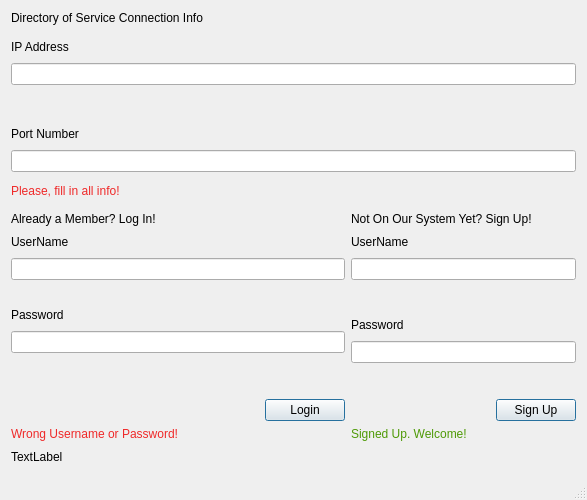
Qt form mainwindow.ui (hassan-kandil/DistImage) before a commit.
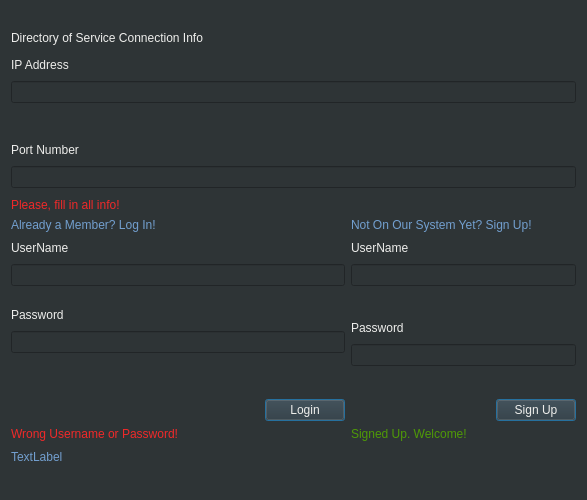
The same form after that commit.

```diff
--- a/mainwindow.ui
+++ b/mainwindow.ui
@@ -11,14 +11,37 @@
    </rect>
   </property>
   <property name="windowTitle">
-   <string>DistImage</string>
+   <string>InstaDist</string>
+  </property>
+  <property name="styleSheet">
+   <string notr="true">background-color: rgb(46, 52, 54)
+</string>
   </property>
   <widget class="QWidget" name="centralWidget">
    <layout class="QVBoxLayout" name="verticalLayout_4">
     <item>
      <layout class="QVBoxLayout" name="verticalLayout_3">
+      <item>
+       <widget class="QLabel" name="label">
+        <property name="text">
+         <string/>
+        </property>
+        <property name="scaledContents">
+         <bool>false</bool>
+        </property>
+        <property name="alignment">
+         <set>Qt::AlignCenter</set>
+        </property>
+        <property name="wordWrap">
+         <bool>true</bool>
+        </property>
+       </widget>
+      </item>
       <item>
        <widget class="QLabel" name="lbl_dos_info">
+        <property name="styleSheet">
+         <string notr="true">color: rgb(238, 238, 236)</string>
+        </property>
         <property name="text">
          <string>Directory of Service Connection Info</string>
         </property>
@@ -41,6 +64,9 @@
        <layout class="QHBoxLayout" name="horizontalLayout_5">
         <item>
          <widget class="QLabel" name="lbl_dos_ip">
+          <property name="styleSheet">
+           <string notr="true">color: rgb(238, 238, 236)</string>
+          </property>
           <property name="text">
            <string>IP Address</string>
           </property>
@@ -62,7 +88,11 @@
        </layout>
       </item>
       <item>
-       <widget class="QLineEdit" name="line_dos_ip"/>
+       <widget class="QLineEdit" name="line_dos_ip">
+        <property name="styleSheet">
+         <string notr="true">color: rgb(238, 238, 236)</string>
+        </property>
+       </widget>
       </item>
       <item>
        <spacer name="verticalSpacer">
@@ -81,6 +111,9 @@
        <layout class="QHBoxLayout" name="horizontalLayout_6">
         <item>
          <widget class="QLabel" name="lbl_dos_port">
+          <property name="styleSheet">
+           <string notr="true">color: rgb(238, 238, 236)</string>
+          </property>
           <property name="text">
            <string>Port Number</string>
           </property>
@@ -102,7 +135,11 @@
        </layout>
       </item>
       <item>
-       <widget class="QLineEdit" name="line_dos_port"/>
+       <widget class="QLineEdit" name="line_dos_port">
+        <property name="styleSheet">
+         <string notr="true">color: rgb(238, 238, 236)</string>
+        </property>
+       </widget>
       </item>
       <item>
        <spacer name="verticalSpacer_7">
@@ -145,6 +182,9 @@
        <layout class="QVBoxLayout" name="verticalLayout">
         <item>
          <widget class="QLabel" name="lbl_login_already">
+          <property name="styleSheet">
+           <string notr="true">color: rgb(114, 159, 207)</string>
+          </property>
           <property name="text">
            <string>Already a Member? Log In!</string>
           </property>
@@ -154,6 +194,9 @@
          <layout class="QHBoxLayout" name="horizontalLayout">
           <item>
            <widget class="QLabel" name="lbl_login_usr">
+            <property name="styleSheet">
+             <string notr="true">color: rgb(238, 238, 236)</string>
+            </property>
             <property name="text">
              <string>UserName</string>
             </property>
@@ -175,7 +218,11 @@
          </layout>
         </item>
         <item>
-         <widget class="QLineEdit" name="line_login_usr"/>
+         <widget class="QLineEdit" name="line_login_usr">
+          <property name="styleSheet">
+           <string notr="true">color: rgb(238, 238, 236)</string>
+          </property>
+         </widget>
         </item>
         <item>
          <spacer name="verticalSpacer_2">
@@ -194,6 +241,9 @@
          <layout class="QHBoxLayout" name="horizontalLayout_2">
           <item>
            <widget class="QLabel" name="lbl_login_pass">
+            <property name="styleSheet">
+             <string notr="true">color: rgb(238, 238, 236)</string>
+            </property>
             <property name="text">
              <string>Password</string>
             </property>
@@ -216,6 +266,9 @@
         </item>
         <item>
          <widget class="QLineEdit" name="line_login_pass">
+          <property name="styleSheet">
+           <string notr="true">color: rgb(238, 238, 236)</string>
+          </property>
           <property name="echoMode">
            <enum>QLineEdit::Password</enum>
           </property>
@@ -251,6 +304,9 @@
           </item>
           <item>
            <widget class="QPushButton" name="push_login">
+            <property name="styleSheet">
+             <string notr="true">color: rgb(238, 238, 236)</string>
+            </property>
             <property name="text">
              <string>Login</string>
             </property>
@@ -274,6 +330,9 @@
        <layout class="QVBoxLayout" name="verticalLayout_2">
         <item>
          <widget class="QLabel" name="lbl_login_not_on_our_system">
+          <property name="styleSheet">
+           <string notr="true">color: rgb(114, 159, 207)</string>
+          </property>
           <property name="text">
            <string>Not On Our System Yet? Sign Up!</string>
           </property>
@@ -286,6 +345,9 @@
          <layout class="QHBoxLayout" name="horizontalLayout_9">
           <item>
            <widget class="QLabel" name="lbl_signup_usr">
+            <property name="styleSheet">
+             <string notr="true">color: rgb(238, 238, 236)</string>
+            </property>
             <property name="text">
              <string>UserName</string>
             </property>
@@ -307,7 +369,11 @@
          </layout>
         </item>
         <item>
-         <widget class="QLineEdit" name="line_signup_usr"/>
+         <widget class="QLineEdit" name="line_signup_usr">
+          <property name="styleSheet">
+           <string notr="true">color: rgb(238, 238, 236)</string>
+          </property>
+         </widget>
         </item>
         <item>
          <spacer name="verticalSpacer_9">
@@ -326,6 +392,9 @@
          <layout class="QHBoxLayout" name="horizontalLayout_10">
           <item>
            <widget class="QLabel" name="lbl_signup_pass">
+            <property name="styleSheet">
+             <string notr="true">color: rgb(238, 238, 236)</string>
+            </property>
             <property name="text">
              <string>Password</string>
             </property>
@@ -347,7 +416,11 @@
          </layout>
         </item>
         <item>
-         <widget class="QLineEdit" name="line_signup_pass"/>
+         <widget class="QLineEdit" name="line_signup_pass">
+          <property name="styleSheet">
+           <string notr="true">color: rgb(238, 238, 236)</string>
+          </property>
+         </widget>
         </item>
         <item>
          <spacer name="verticalSpacer_8">
@@ -379,6 +452,9 @@
           </item>
           <item>
            <widget class="QPushButton" name="push_signup">
+            <property name="styleSheet">
+             <string notr="true">color: rgb(238, 238, 236)</string>
+            </property>
             <property name="text">
              <string>Sign Up</string>
             </property>
@@ -404,6 +480,9 @@
      <layout class="QHBoxLayout" name="horizontalLayout_7">
       <item>
        <widget class="QLabel" name="lbl_time">
+        <property name="styleSheet">
+         <string notr="true">color: rgb(114, 159, 207)</string>
+        </property>
         <property name="text">
          <string>TextLabel</string>
         </property>
```
